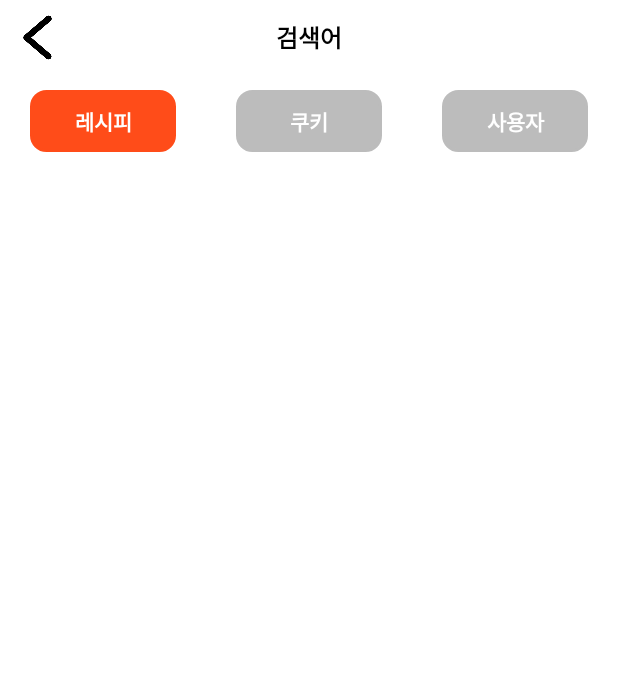
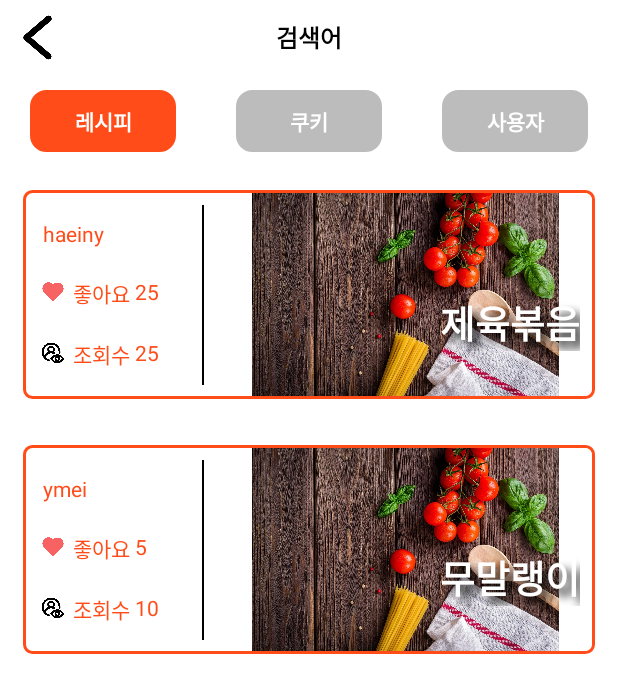
Before and after one commit to ajou-swef/cookcode-android, an Android app: the SearchRecipeFragment screen opened directly, with no data from a screen before it, on a phone screen of 412 x 824 dp. Shown: the top 693 px of the screen. Run offline under Robolectric (Android 15) with nearby library versions, the phone set to English and light mode, and no system bars; pictures from the network do not load; 2 statements that could not run were skipped.

Commit message:
feat : 검색 결과 recyclerview 구현

```diff
--- a/cookcode/app/src/main/java/com/swef/cookcode/SearchResultActivity.kt
+++ b/cookcode/app/src/main/java/com/swef/cookcode/SearchResultActivity.kt
@@ -49,13 +49,14 @@ class SearchResultActivity : AppCompatActivity() {
         supportFragmentManager.beginTransaction()
             .replace(R.id.fl_container, searchRecipeFragment)
             .commitAllowingStateLoss()
+        binding.btnRecipe.setBackgroundResource(R.drawable.filled_round_component_clicked)
         binding.btnCookie.setBackgroundResource(R.drawable.filled_round_component)
         binding.btnUser.setBackgroundResource(R.drawable.filled_round_component)
 
         // 각 버튼 클릭 시 해당 클릭된 컴포넌트를 제외한 버튼 들은 회색 처리
         // 각 버튼 클릭 시 해당하는 Fragment 실행
         binding.btnRecipe.setOnClickListener {
-
+            binding.btnRecipe.setBackgroundResource(R.drawable.filled_round_component_clicked)
             binding.btnCookie.setBackgroundResource(R.drawable.filled_round_component)
             binding.btnUser.setBackgroundResource(R.drawable.filled_round_component)
 
@@ -67,6 +68,7 @@ class SearchResultActivity : AppCompatActivity() {
             val searchCookieFragment = SearchCookieFragment()
             searchCookieFragment.arguments = bundle
 
+            binding.btnCookie.setBackgroundResource(R.drawable.filled_round_component_clicked)
             binding.btnRecipe.setBackgroundResource(R.drawable.filled_round_component)
             binding.btnUser.setBackgroundResource(R.drawable.filled_round_component)
 
@@ -78,6 +80,7 @@ class SearchResultActivity : AppCompatActivity() {
             val searchUserFragment = SearchUserFragment()
             searchUserFragment.arguments = bundle
 
+            binding.btnUser.setBackgroundResource(R.drawable.filled_round_component_clicked)
             binding.btnCookie.setBackgroundResource(R.drawable.filled_round_component)
             binding.btnRecipe.setBackgroundResource(R.drawable.filled_round_component)
 
--- a/cookcode/app/src/main/java/com/swef/cookcode/adapter/StepPreviewRecyclerviewAdapter.kt
+++ b/cookcode/app/src/main/java/com/swef/cookcode/adapter/StepPreviewRecyclerviewAdapter.kt
@@ -46,7 +46,7 @@ class StepPreviewRecyclerviewAdapter(
     ): RecyclerView.ViewHolder(binding.root) {
         fun bind(item: StepData, uri: List<StepMediaData>){
             // step에 대한 정보를 view에 넣어줌
-            binding.stepNumber.text = item.numberOfStep.toString() + " 단계 : "
+            binding.stepNumber.text = item.numberOfStep.toString() + "단계 : "
             binding.stepTitle.text = item.title
             binding.stepDescription.text = item.description
 
--- a/cookcode/app/src/main/java/com/swef/cookcode/searchfrags/SearchRecipeFragment.kt
+++ b/cookcode/app/src/main/java/com/swef/cookcode/searchfrags/SearchRecipeFragment.kt
@@ -1,11 +1,14 @@
 package com.swef.cookcode.searchfrags
 
+import android.content.ContentResolver
+import android.content.res.Resources
+import android.net.Uri
 import android.os.Bundle
 import androidx.fragment.app.Fragment
 import android.view.LayoutInflater
 import android.view.View
 import android.view.ViewGroup
-import androidx.core.net.toUri
+import androidx.recyclerview.widget.LinearLayoutManager
 import com.swef.cookcode.R
 import com.swef.cookcode.adapter.SearchRecipeRecyclerviewAdapter
 import com.swef.cookcode.data.RecipeData
@@ -20,7 +23,6 @@ class SearchRecipeFragment : Fragment() {
     // 레시피 mock data
     private val recipeData = mutableListOf<RecipeData>()
     private val stepDatas = mutableListOf<StepData>()
-    private val exampleImageUri = "drawable://" + R.drawable.food_example
 
     private lateinit var recyclerViewAdapter: SearchRecipeRecyclerviewAdapter
 
@@ -33,25 +35,35 @@ class SearchRecipeFragment : Fragment() {
         savedInstanceState: Bundle?
     ): View {
         _binding = FragmentSearchRecipeBinding.inflate(inflater, container, false)
+
+        // recipe에 들어가는 모든 사진은 drawable/foor_example로 대체
+        val res: Resources = resources
+        val uri = Uri.parse(
+            ContentResolver.SCHEME_ANDROID_RESOURCE +
+                    "://" + res.getResourcePackageName(R.drawable.food_example) +
+                    '/' + res.getResourceTypeName(R.drawable.food_example) +
+                    '/' + res.getResourceEntryName(R.drawable.food_example)
+        )
+
         stepDatas.apply {
             for(i: Int in 0..2) {
                 val imageDatas = mutableListOf<String>()
                 imageDatas.apply {
-                    add(exampleImageUri)
-                    add(exampleImageUri)
-                    add(exampleImageUri)
+                    add(uri.toString())
                 }
-                add(StepData(imageDatas, null, i.toString() + "단계", i.toString() + "단계 요리 만들기", i + 1))
+                add(StepData(imageDatas, null, (i + 1).toString() + "단계", (i+1).toString() + "단계 요리 만들기", i + 1))
             }
         }
         recipeData.apply {
-            add(RecipeData(stepDatas, "제육볶음", "맛있는 제육볶음", exampleImageUri.toUri(), 25, 25, "haeiny"))
-            add(RecipeData(stepDatas, "무말랭이", "맛있는 무말랭이", exampleImageUri.toUri(), 5, 10, "ymei"))
+            add(RecipeData(stepDatas, "제육볶음", "맛있는 제육볶음", uri, 25, 25, "haeiny"))
+            add(RecipeData(stepDatas, "무말랭이", "맛있는 무말랭이", uri, 5, 10, "ymei"))
         }
 
         recyclerViewAdapter = SearchRecipeRecyclerviewAdapter()
         recyclerViewAdapter.datas = recipeData
+        binding.recyclerView.layoutManager = LinearLayoutManager(context, LinearLayoutManager.VERTICAL, false)
         binding.recyclerView.adapter = recyclerViewAdapter
+
         recyclerViewAdapter.notifyDataSetChanged()
 
         return binding.root
--- a/cookcode/app/src/main/res/layout/search_recipe_recyclerview_item.xml
+++ b/cookcode/app/src/main/res/layout/search_recipe_recyclerview_item.xml
@@ -1,9 +1,9 @@
 <?xml version="1.0" encoding="utf-8"?>
 <androidx.constraintlayout.widget.ConstraintLayout xmlns:android="http://schemas.android.com/apk/res/android"
     android:layout_width="match_parent"
-    android:layout_height="200dp"
+    android:layout_height="170dp"
     xmlns:app="http://schemas.android.com/apk/res-auto"
-    android:padding="10dp">
+    android:padding="15dp">
 
     <androidx.constraintlayout.widget.ConstraintLayout
         android:id="@+id/layout"
@@ -16,7 +16,7 @@
             android:layout_width="20dp"
             android:layout_height="20dp"
             android:background="@drawable/blue_check"
-            android:visibility="visible"
+            android:visibility="gone"
             app:layout_constraintStart_toStartOf="parent"
             app:layout_constraintTop_toTopOf="@+id/made_user"/>
 
@@ -94,7 +94,7 @@
         <View
             android:id="@+id/divider"
             android:layout_width="1dp"
-            android:layout_height="150dp"
+            android:layout_height="120dp"
             android:layout_marginStart="10dp"
             android:background="@color/black"
             app:layout_constraintTop_toTopOf="parent"
```
